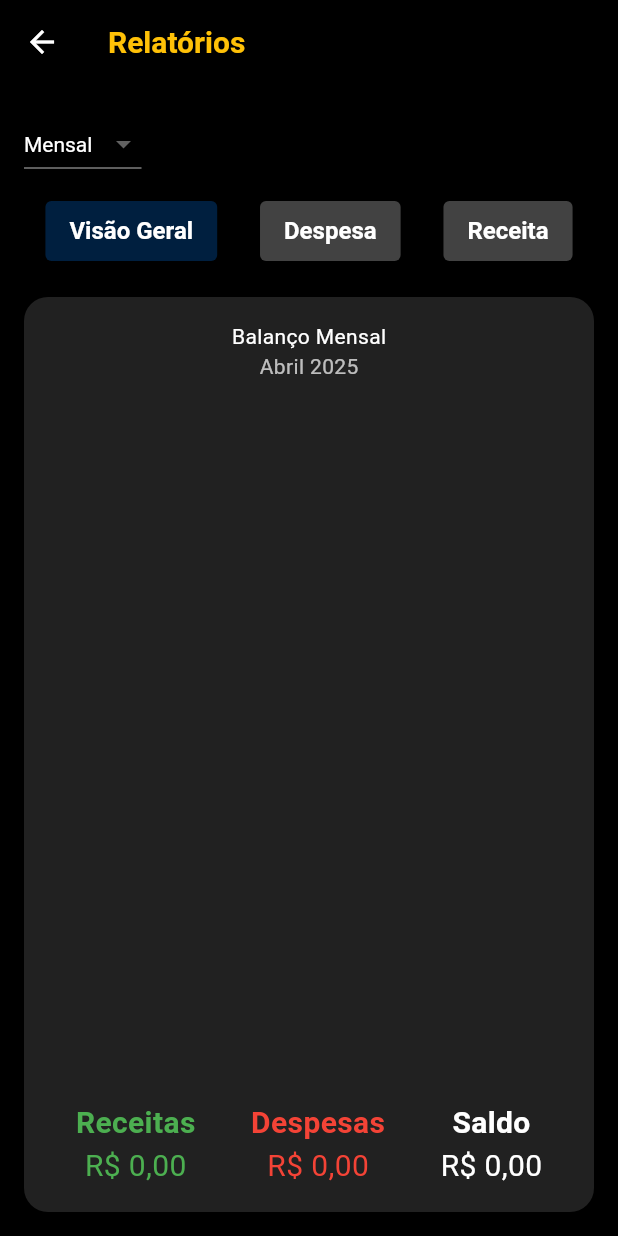
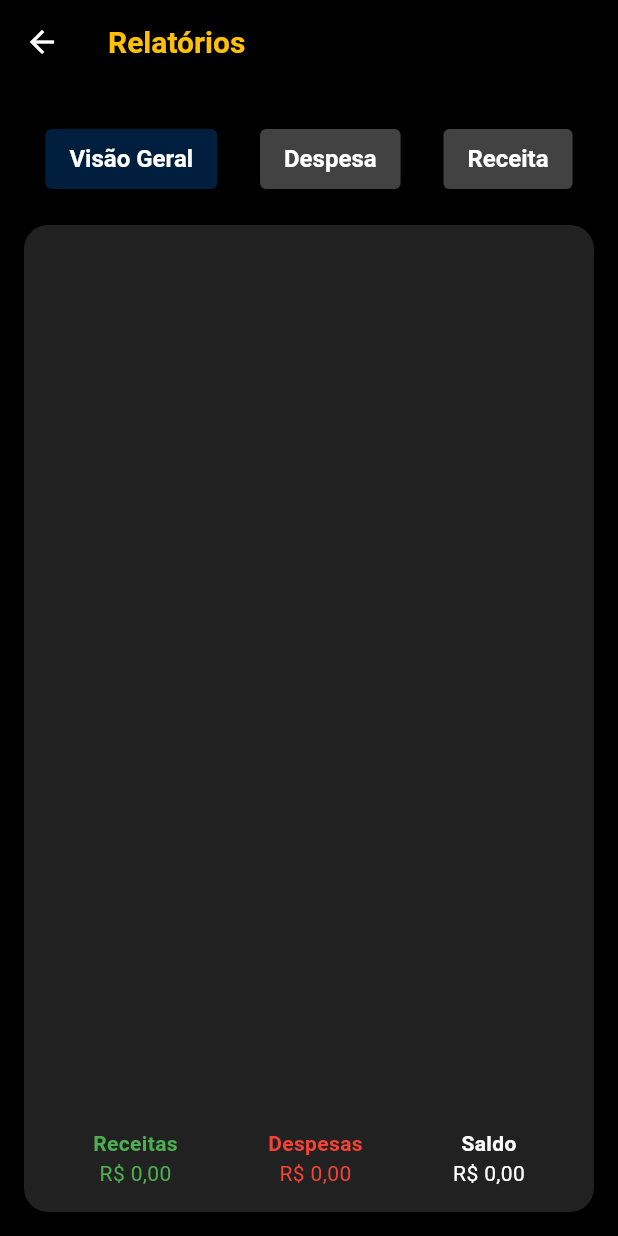
Before and after one commit to FrancimarioAraujo/cashflow, a Flutter app: the ReportsPage screen opened directly, on a phone screen of 412 x 824 dp. Run offline on Flutter 3.47's test engine with Material 3 defaults, Android fonts, the phone set to English and light mode, and no system bars; drawn by our look-alikes of fl_chart; our stand-ins replace flutter_mobx, flutter_modular, mobx; generated files the repository leaves out were written again; network calls fail.

Commit message:
some adjustments

```diff
--- a/lib/modules/menu/components/reports/pie_chart_component.dart
+++ b/lib/modules/menu/components/reports/pie_chart_component.dart
@@ -24,7 +24,7 @@ class _PieChartComponentState extends State<PieChartComponent> {
       Modular.get<TransactionController>();
   @override
   Widget build(BuildContext context) {
-    return Container(
+    return SizedBox(
       height: 300,
       child: PieChart(
         PieChartData(
--- a/lib/modules/menu/reports_page.dart
+++ b/lib/modules/menu/reports_page.dart
@@ -40,18 +40,6 @@ class _ReportsPageState extends State<ReportsPage> {
             child: Column(
               crossAxisAlignment: CrossAxisAlignment.start,
               children: [
-                DropdownButton<String>(
-                  value: 'Mensal',
-                  dropdownColor: Colors.grey[900],
-                  style: TextStyle(color: Colors.white),
-                  items:
-                      ['Mensal', 'Semanal']
-                          .map(
-                            (e) => DropdownMenuItem(value: e, child: Text(e)),
-                          )
-                          .toList(),
-                  onChanged: (_) {},
-                ),
                 const SizedBox(height: 10),
                 Row(
                   mainAxisAlignment: MainAxisAlignment.spaceAround,
@@ -122,14 +110,6 @@ class _ReportsPageState extends State<ReportsPage> {
                     ),
                     child: Column(
                       children: [
-                        Text(
-                          'Balanço Mensal',
-                          style: TextStyle(color: Colors.white),
-                        ),
-                        Text(
-                          'Abril 2025',
-                          style: TextStyle(color: Colors.white70),
-                        ),
                         const SizedBox(height: 10),
                         Expanded(
                           child: PieChartComponent(
@@ -192,15 +172,11 @@ class _ReportsPageState extends State<ReportsPage> {
       children: [
         Text(
           label,
-          style: TextStyle(
-            color: color,
-            fontWeight: FontWeight.bold,
-            fontSize: 20,
-          ),
+          style: TextStyle(color: color, fontWeight: FontWeight.bold),
         ),
         Text(
           NumberFormat.currency(locale: 'pt_BR', symbol: 'R\$').format(value),
-          style: TextStyle(color: color, fontSize: 20),
+          style: TextStyle(color: color),
         ),
       ],
     );
```
